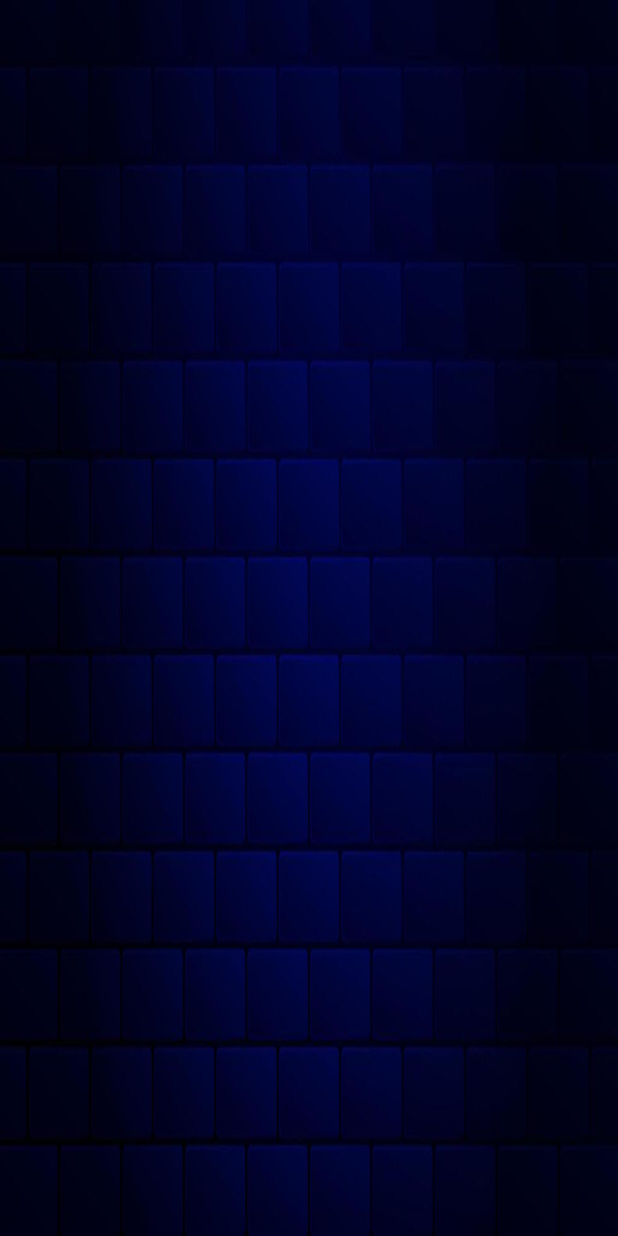
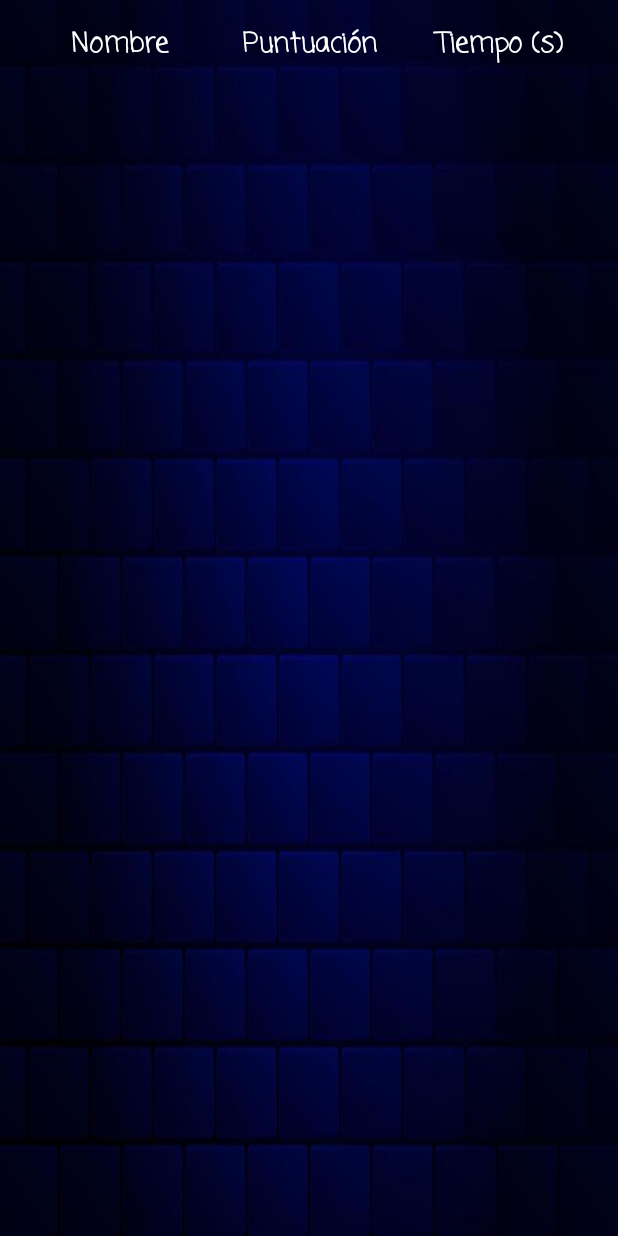
Before and after one commit to a-sisla/QuizLabs, an Android app: the RankingActivity screen opened directly, with no data from a screen before it, on a phone screen of 412 x 824 dp. Run offline under Robolectric (Android 15) with nearby library versions, the phone set to English and light mode, and no system bars.

Commit message:
Ranking operativo

```diff
--- a/app/src/main/java/com/example/mainactivity/AdminSQLiteOpenHelperP.java
+++ b/app/src/main/java/com/example/mainactivity/AdminSQLiteOpenHelperP.java
@@ -15,15 +15,25 @@ public class AdminSQLiteOpenHelperP extends SQLiteOpenHelper {
     @Override
     public void onCreate(SQLiteDatabase miBBDD) {
         miBBDD.execSQL("create table preguntas(codigo int primary key, pregunta text, respuesta1 text, respuesta2 text, respuesta3 text, respuesta4 text, respuesta_correcta int)");
+        miBBDD.execSQL("create table ranking(nombre String, puntuacion int, tiempo float)");
+
     }
 
     @Override
     public void onUpgrade(SQLiteDatabase sqLiteDatabase, int i, int i1) {
-
+        sqLiteDatabase.execSQL("DROP TABLE IF EXISTS preguntas");
+        sqLiteDatabase.execSQL("DROP TABLE IF EXISTS ranking");
+        onCreate(sqLiteDatabase);
+        //sqLiteDatabase.execSQL("CREATE TABLE ranking (codigo INTEGER PRIMARY KEY, nombre TEXT, puntuacion INTEGER, tiempo REAL);");
     }
 
     public Cursor obtenerTodosLosDatos() {
         SQLiteDatabase db = this.getReadableDatabase();
         return db.query("preguntas", null, null, null, null, null, null);
     }
+
+    public Cursor obtenerTodosLosDatosRanking() {
+        SQLiteDatabase db = this.getReadableDatabase();
+        return db.query("ranking", null, null, null, null, null, null);
+    }
 }
--- a/app/src/main/java/com/example/mainactivity/AdminSQLiteOpenHelperR.java
+++ /dev/null
@@ -1,28 +0,0 @@
-package com.example.mainactivity;
-
-import android.content.Context;
-import android.database.Cursor;
-import android.database.sqlite.SQLiteDatabase;
-import android.database.sqlite.SQLiteOpenHelper;
-
-public class AdminSQLiteOpenHelperR extends SQLiteOpenHelper {
-    public AdminSQLiteOpenHelperR(Context context, String name, SQLiteDatabase.CursorFactory factory, int version) {
-        super(context, name, factory, version);
-    }
-
-    @Override
-    public void onCreate(SQLiteDatabase miBBDD) {
-        miBBDD.execSQL("create table ranking(id int primary key, nombre String, puntuacion int, tiempo float)");
-    }
-
-    @Override
-    public void onUpgrade(SQLiteDatabase sqLiteDatabase, int i, int i1) {
-
-    }
-
-    public Cursor obtenerTodosLosDatos() {
-        SQLiteDatabase db = this.getReadableDatabase();
-        return db.query("ranking", null, null, null, null, null, null);
-        //"puntuacion DESC, tiempo DESC"
-    }
-}
--- a/app/src/main/java/com/example/mainactivity/MainActivity.java
+++ b/app/src/main/java/com/example/mainactivity/MainActivity.java
@@ -26,7 +26,7 @@ public class MainActivity extends AppCompatActivity {
 
         MusicPlayerManager.startPlaying(this, R.raw.musicainicio);
 
-        AdminSQLiteOpenHelperP admin = new AdminSQLiteOpenHelperP(this, "gestion", null, 1);
+        AdminSQLiteOpenHelperP admin = new AdminSQLiteOpenHelperP(this, "gestion", null, 4);
         SQLiteDatabase BdD = admin.getWritableDatabase();
 
         List<Integer> codigos = new ArrayList<>(Arrays.asList(1,2,3,4,5));
--- a/app/src/main/java/com/example/mainactivity/RankingActivity.java
+++ b/app/src/main/java/com/example/mainactivity/RankingActivity.java
@@ -1,4 +1,4 @@
-package com.example.mainactivity;
+/*package com.example.mainactivity;
 
 import android.annotation.SuppressLint;
 import android.database.Cursor;
@@ -21,15 +21,84 @@ public class RankingActivity extends AppCompatActivity {
         super.onCreate(savedInstanceState);
         setContentView(R.layout.activity_ranking);
 
-        AdminSQLiteOpenHelperR admin = new AdminSQLiteOpenHelperR(this, "gestion", null, 1);
+        AdminSQLiteOpenHelperP admin = new AdminSQLiteOpenHelperP(this, "gestion", null, 4);
         admin.getWritableDatabase();
 
-        Cursor cursor = admin.obtenerTodosLosDatos(); //Da error al meterse por aqui
+        Cursor cursor = admin.obtenerTodosLosDatosRanking();
         while (cursor.moveToNext()) {
             nombres.add(cursor.getString(cursor.getColumnIndex("nombre")));
             puntuaciones.add(cursor.getString(cursor.getColumnIndex("puntuacion")));
             tiempos.add(cursor.getString(cursor.getColumnIndex("tiempo")));
         }
+
     }
 
+}*/
+
+package com.example.mainactivity;
+
+import android.annotation.SuppressLint;
+import android.database.Cursor;
+import android.os.Bundle;
+import android.widget.TableLayout;
+import android.widget.TableRow;
+import android.widget.TextView;
+
+import androidx.appcompat.app.AppCompatActivity;
+
+import java.util.ArrayList;
+import java.util.List;
+
+public class RankingActivity extends AppCompatActivity {
+
+    List<String> nombres = new ArrayList<>();
+    List<String> puntuaciones = new ArrayList<>();
+    List<String> tiempos = new ArrayList<>();
+
+    @SuppressLint("Range")
+    @Override
+    public void onCreate(Bundle savedInstanceState) {
+        super.onCreate(savedInstanceState);
+        setContentView(R.layout.activity_ranking);
+
+        AdminSQLiteOpenHelperP admin = new AdminSQLiteOpenHelperP(this, "gestion", null, 4);
+        admin.getWritableDatabase();
+
+        Cursor cursor = admin.obtenerTodosLosDatosRanking();
+        while (cursor.moveToNext()) {
+            nombres.add(cursor.getString(cursor.getColumnIndex("nombre")));
+            puntuaciones.add(cursor.getString(cursor.getColumnIndex("puntuacion")));
+            tiempos.add(cursor.getString(cursor.getColumnIndex("tiempo")));
+        }
+
+        // Obtén una referencia al TableLayout
+        @SuppressLint({"MissingInflatedId", "LocalSuppress"}) TableLayout tableLayout = findViewById(R.id.tableLayout);
+
+        // Crea filas y celdas dinámicamente
+        for (int i = 0; i < Math.max(nombres.size(), Math.max(puntuaciones.size(), tiempos.size())); i++) {
+            TableRow row = new TableRow(this);
+
+            // Crea celdas y configura el texto
+            TextView textView1 = new TextView(this);
+            if (i < nombres.size()) {
+                textView1.setText(nombres.get(i));
+            }
+            row.addView(textView1);
+
+            TextView textView2 = new TextView(this);
+            if (i < puntuaciones.size()) {
+                textView2.setText(puntuaciones.get(i));
+            }
+            row.addView(textView2);
+
+            TextView textView3 = new TextView(this);
+            if (i < tiempos.size()) {
+                textView3.setText(tiempos.get(i));
+            }
+            row.addView(textView3);
+
+            // Agrega la fila al TableLayout
+            tableLayout.addView(row);
+        }
+    }
 }
--- a/app/src/main/res/layout/activity_ranking.xml
+++ b/app/src/main/res/layout/activity_ranking.xml
@@ -1,9 +1,61 @@
-<?xml version="1.0" encoding="utf-8"?>
-<androidx.constraintlayout.widget.ConstraintLayout xmlns:android="http://schemas.android.com/apk/res/android"
+<LinearLayout
+    xmlns:android="http://schemas.android.com/apk/res/android"
     xmlns:tools="http://schemas.android.com/tools"
     android:layout_width="match_parent"
     android:layout_height="match_parent"
+    android:orientation="vertical"
     android:background="@drawable/ladrillos"
-    tools:context=".RankingActivity">
+    android:padding="16dp">
 
-</androidx.constraintlayout.widget.ConstraintLayout>
+    <!-- Títulos de las columnas -->
+    <TableRow
+        android:layout_width="match_parent"
+        android:layout_height="wrap_content">
+        <TextView
+            android:layout_width="0dp"
+            android:layout_weight="1"
+            android:text="Nombre"
+            android:textAlignment="center"
+            android:textStyle="bold"
+            android:gravity="center"
+            android:textColor="#FFFFFF"
+            android:textSize="18sp"
+            android:fontFamily="casual"
+            android:layout_gravity="center"/>
+        <TextView
+            android:layout_width="0dp"
+            android:layout_weight="1"
+            android:text="Puntuación"
+            android:textAlignment="center"
+            android:textStyle="bold"
+            android:gravity="center"
+            android:textColor="#FFFFFF"
+            android:textSize="18sp"
+            android:fontFamily="casual"
+            android:layout_gravity="center"/>
+        <TextView
+            android:layout_width="0dp"
+            android:layout_weight="1"
+            android:text="Tiempo (s)"
+            android:textStyle="bold"
+            android:gravity="center"
+            android:textColor="#FFFFFF"
+            android:textSize="18sp"
+            android:fontFamily="casual"
+            android:layout_gravity="center"/>
+    </TableRow>
+
+    <TableLayout
+        android:id="@+id/tableLayout"
+        android:layout_width="match_parent"
+        android:layout_height="wrap_content"
+        android:stretchColumns="*"
+        android:background="#FFFFFF"
+        android:layout_marginLeft="16dp"
+        android:layout_marginRight="16dp"
+        >
+
+    </TableLayout>
+
+
+</LinearLayout>
```
Also changed, not shown: app/src/main/java/com/example/mainactivity/GameActivity.java (+4 -8 lines), app/src/main/java/com/example/mainactivity/QuestionsActivity.java (+4 -4 lines).
